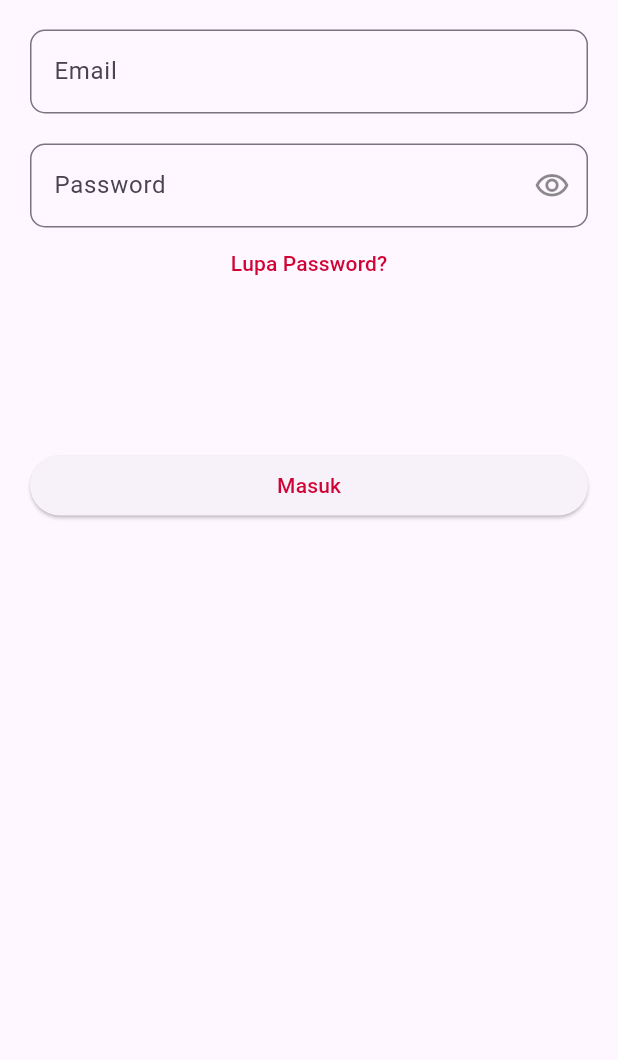
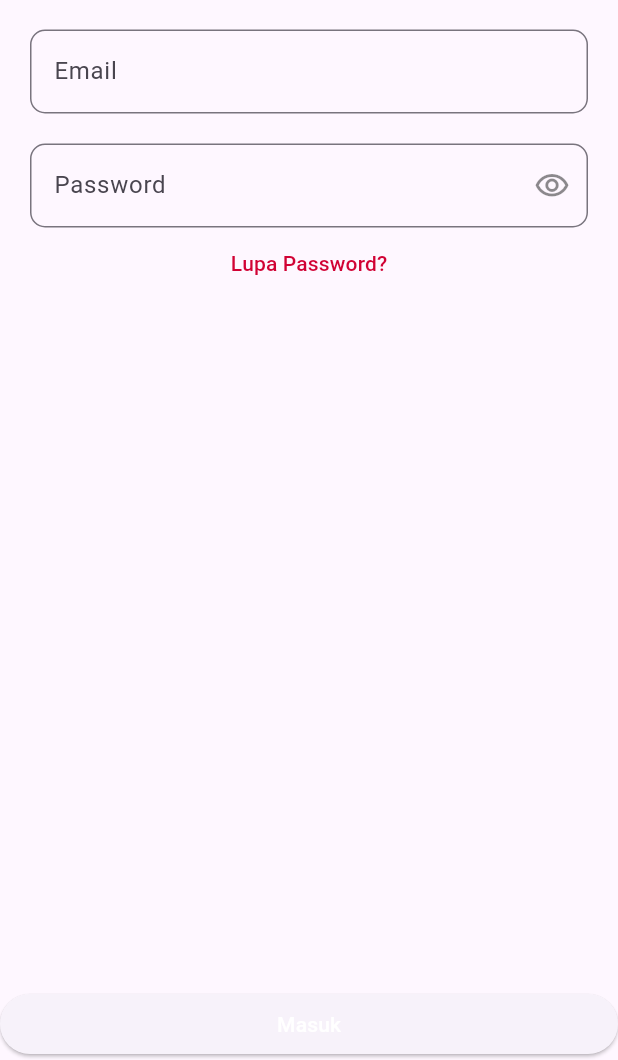
Before and after one commit to putrabudiantos/zainzo-people, a Flutter app: the LoginPage screen opened directly, on a phone screen of 412 x 824 dp, the part 176-1236 px from its top. Run offline on Flutter 3.47's test engine with Material 2 defaults, Android fonts, the light colour scheme and no system bars; project files that could hold a hidden picture were left out.

Commit message:
menambah file lupa sandi

```diff
--- a/lib/main.dart
+++ b/lib/main.dart
@@ -1,6 +1,7 @@
 import 'package:flutter/material.dart';
-import 'package:zainozoho/src/splash/splash.dart';
-import 'package:zainozoho/src/theme/color.dart';
+// import 'package:get/get_navigation/src/root/get_material_app.dart';
+import 'package:zainozoho/src/splash/splash.dart'; //import kelas splash
+import 'package:zainozoho/src/theme/color.dart'; //import kelas color
 
 void main() {
   runApp(const MyApp());
--- a/lib/src/components/button.dart
+++ b/lib/src/components/button.dart
@@ -1,5 +1,6 @@
 import 'package:flutter/material.dart';
 import 'package:zainozoho/src/theme/color.dart'; //import kelas color
+// import 'package:rounded_loading_button/rounded_loading_button.dart';
 
 class KButton {
   //TextButton
@@ -19,7 +20,7 @@ class KButton {
       onPressed: onpressing,
       child: Text(
         judul,
-        style: TextStyle(color: KColorTheme.warnaDasar),
+        style: const TextStyle(color: Colors.white),
       ),
     );
   }
--- a/lib/src/login/login.dart
+++ b/lib/src/login/login.dart
@@ -48,9 +48,11 @@ class _LoginPageState extends State<LoginPage> {
             button.kTextButton(
                 'Lupa Password?', () => null), //TextButton lupa sandi
             const SizedBox(height: 100),
-          button.kElevetedButton('Masuk', () => null), //Button Masuk
+            //Button Masuk
           ],
         ),
+        bottomNavigationBar:
+            button.kElevetedButton("Masuk", () => null) //Button Masuk
         );
   }
 }
--- a/pubspec.yaml
+++ b/pubspec.yaml
@@ -42,6 +42,7 @@ dependencies:
   camera: ^0.10.3
   image_picker: ^0.8.6+2
   provider: ^6.0.5
+  rounded_loading_button: ^2.0.8
 
 
   # The following adds the Cupertino Icons font to your application.
```
Also changed, not shown: lib/src/login/lupasandi/lupasandi.dart (added), pubspec.lock. Lines whose indentation alone changed are shown as unchanged.
